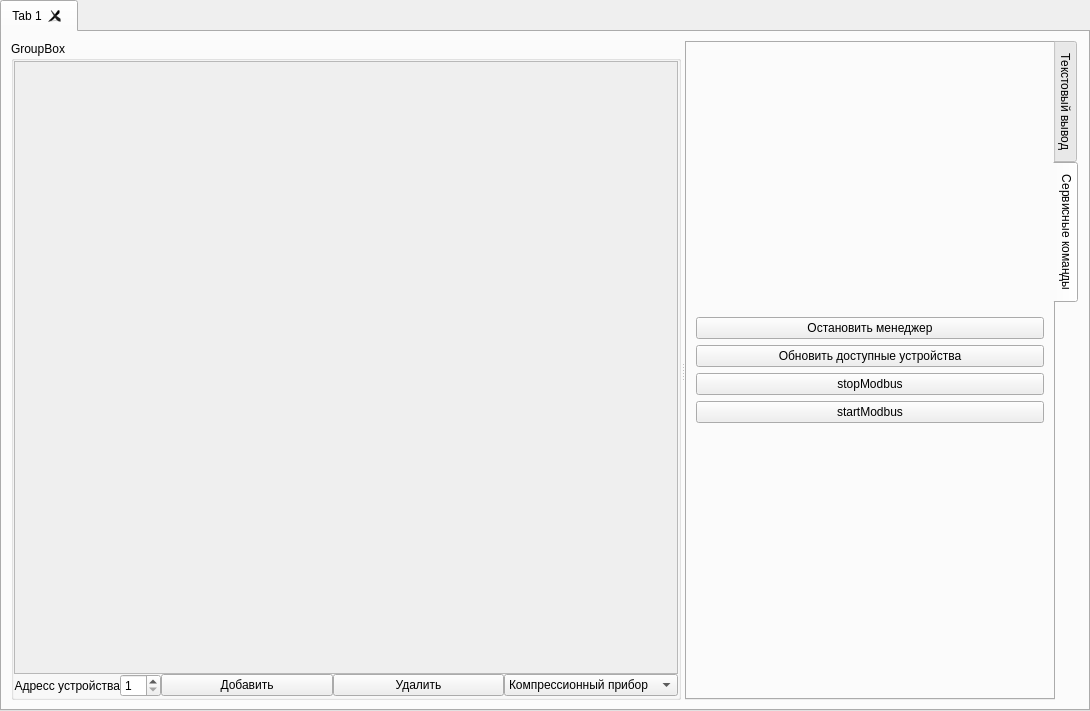
Old version of the form pg-liga/serverwindow.ui in the repository predbannikov/pg-liga.
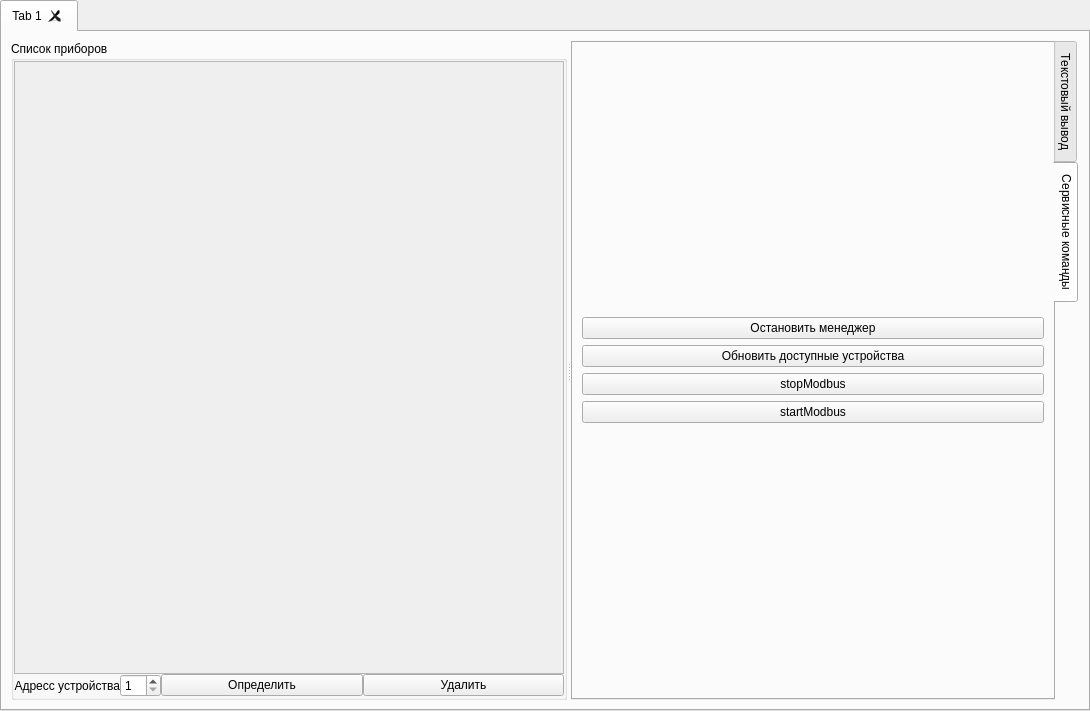
New version of the form.

What changed in the file:
```diff
--- a/pg-liga/serverwindow.ui
+++ b/pg-liga/serverwindow.ui
@@ -70,7 +70,7 @@
            </sizepolicy>
           </property>
           <property name="title">
-           <string>GroupBox</string>
+           <string>Список приборов</string>
           </property>
           <layout class="QVBoxLayout" name="verticalLayout_3">
            <property name="spacing">
@@ -100,8 +100,8 @@
                  <rect>
                   <x>0</x>
                   <y>0</y>
-                  <width>477</width>
-                  <height>584</height>
+                  <width>660</width>
+                  <height>610</height>
                  </rect>
                 </property>
                 <layout class="QVBoxLayout" name="verticalLayout_6">
@@ -153,7 +153,7 @@
                <item>
                 <widget class="QPushButton" name="btnAddInstr">
                  <property name="text">
-                  <string>Добавить</string>
+                  <string>Определить</string>
                  </property>
                 </widget>
                </item>
@@ -164,15 +164,6 @@
                  </property>
                 </widget>
                </item>
-               <item>
-                <widget class="QComboBox" name="comboBox">
-                 <item>
-                  <property name="text">
-                   <string>Компрессионный прибор</string>
-                  </property>
-                 </item>
-                </widget>
-               </item>
               </layout>
              </item>
             </layout>
```
